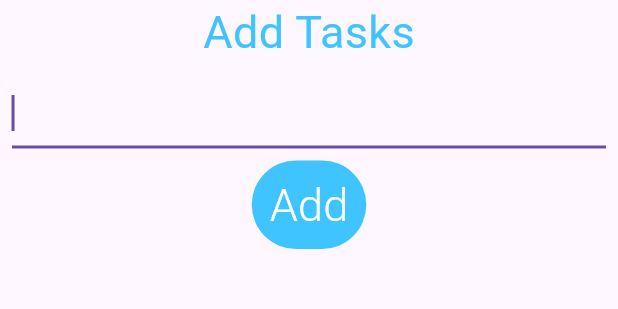
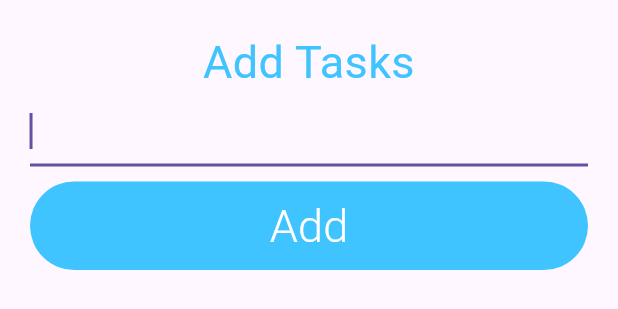
Before and after one commit to DEEPAK7525VERMA/recapprovider, a Flutter app: the AddTask widget shown alone on an empty page, opened directly, on a phone screen of 412 x 824 dp. Shown: the top 309 px of the screen. Run offline on Flutter 3.47's test engine with Material 3 defaults, Android fonts, the phone set to English and light mode, and no system bars.

Commit message:
done with the ui part

```diff
--- a/lib/screens/addtasksscreen.dart
+++ b/lib/screens/addtasksscreen.dart
@@ -5,20 +5,23 @@ class AddTask extends StatelessWidget {
   @override
   Widget build(BuildContext context) {
     return Container(
-      child:Column(children: [
+      child:Padding(
+        padding: const EdgeInsets.all(20.0),
+        child: Column(
+          crossAxisAlignment: CrossAxisAlignment.stretch,
+          children: [
           Text("Add Tasks",
+          textAlign:TextAlign.center,
           style:TextStyle(
             fontWeight: FontWeight.w400,
             fontSize: 30,
             color:Colors.lightBlueAccent,
           ),
           ),
-        Padding(
-          padding: const EdgeInsets.all(8.0),
-          child: TextField(
+          TextField(
             autofocus: true,
           ),
-        ),
+          SizedBox(height:10),
           TextButton(onPressed:(){},
           style: TextButton.styleFrom(backgroundColor: Colors.lightBlueAccent),
           child:Text("Add",
@@ -28,7 +31,8 @@ class AddTask extends StatelessWidget {
             color:Colors.white,
           ),))
 
-      ],)
+        ],),
+      )
     );
   }
 }
```
Lines whose indentation alone changed are shown as unchanged.
